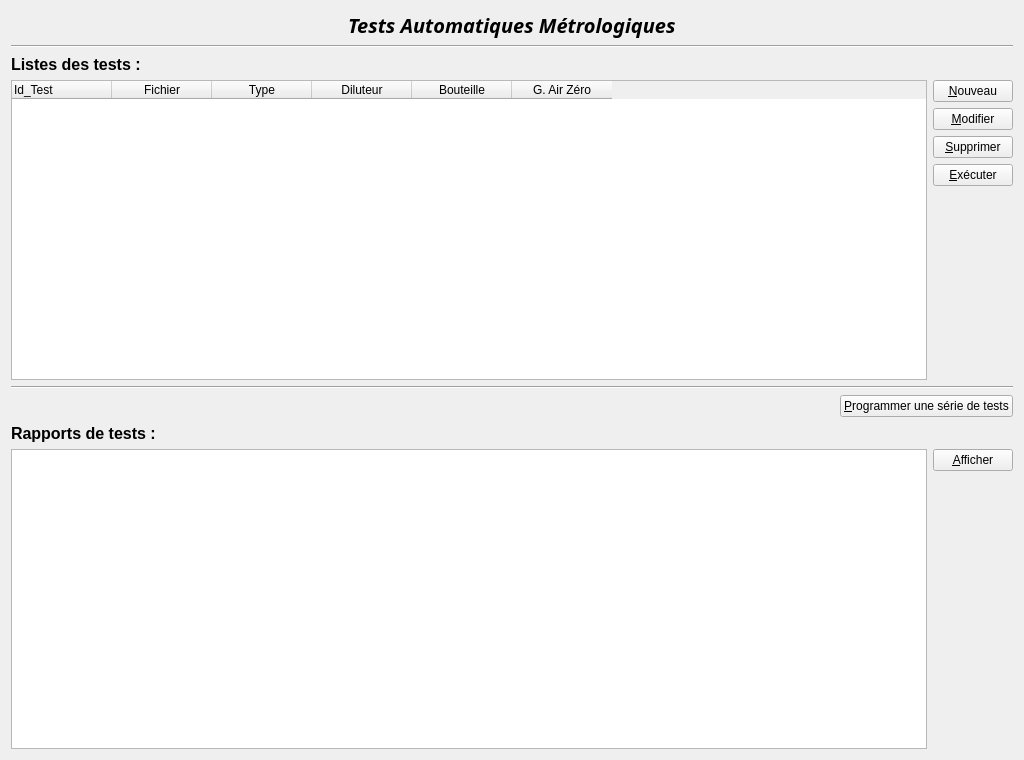
Before: the Qt Designer form homewidget.ui in InformatiqueAtmoNA/tam, drawn with Qt 5.
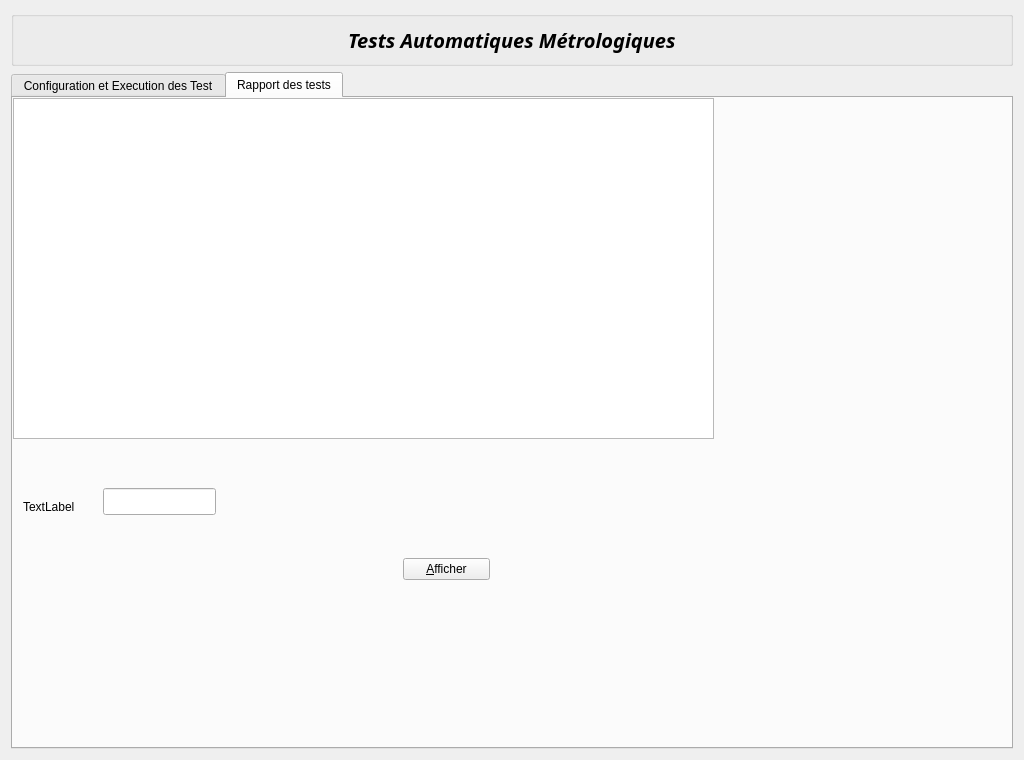
After: the same form once the commit is applied. The open tabs and pages were chosen to show the change.

Commit message: Creation d'un onglet dans fenetre principale avec une tableview affichant les tests métrologiques enregistrés en BDD

The edit to the form file:
```diff
--- a/homewidget.ui
+++ b/homewidget.ui
@@ -21,7 +21,11 @@
   </property>
   <layout class="QGridLayout" name="gridLayout_2">
    <item row="0" column="0">
-    <layout class="QGridLayout" name="gridLayout">
+    <widget class="QGroupBox" name="groupBox">
+     <property name="title">
+      <string/>
+     </property>
+     <layout class="QGridLayout" name="gridLayout_4">
      <item row="0" column="0">
       <layout class="QHBoxLayout" name="horizontalLayout_3">
        <item>
@@ -74,14 +78,29 @@
        </item>
       </layout>
      </item>
+     </layout>
+    </widget>
+   </item>
      <item row="1" column="0">
+    <widget class="QTabWidget" name="tabWidget_TestRapport">
+     <property name="currentIndex">
+      <number>0</number>
+     </property>
+     <widget class="QWidget" name="tab_ConfTest">
+      <attribute name="title">
+       <string>Configuration et Execution des Test</string>
+      </attribute>
+      <layout class="QGridLayout" name="gridLayout_3">
+       <item row="0" column="0">
+        <layout class="QGridLayout" name="gridLayout">
+         <item row="0" column="0">
       <widget class="Line" name="line_2">
        <property name="orientation">
         <enum>Qt::Horizontal</enum>
        </property>
       </widget>
      </item>
-     <item row="2" column="0">
+         <item row="1" column="0">
       <layout class="QHBoxLayout" name="horizontalLayout_4">
        <item>
         <widget class="QLabel" name="label_2">
@@ -113,7 +132,7 @@
        </item>
       </layout>
      </item>
-     <item row="3" column="0">
+         <item row="2" column="0">
       <layout class="QHBoxLayout" name="horizontalLayout">
        <item>
         <widget class="QTableWidget" name="tableWidget_TestXml">
@@ -235,14 +254,14 @@
        </item>
       </layout>
      </item>
-     <item row="4" column="0">
+         <item row="3" column="0">
       <widget class="Line" name="line">
        <property name="orientation">
         <enum>Qt::Horizontal</enum>
        </property>
       </widget>
      </item>
-     <item row="6" column="0">
+         <item row="5" column="0">
       <layout class="QHBoxLayout" name="horizontalLayout_5">
        <item>
         <widget class="QLabel" name="label_3">
@@ -277,7 +296,7 @@
      <item row="7" column="0">
       <layout class="QVBoxLayout" name="verticalLayout_2"/>
      </item>
-     <item row="8" column="0">
+         <item row="7" column="0">
       <layout class="QHBoxLayout" name="horizontalLayout_2">
        <item>
         <widget class="QListView" name="listView_Rapports">
@@ -292,39 +311,9 @@
          </property>
         </widget>
        </item>
-       <item>
-        <layout class="QVBoxLayout" name="verticalLayout_3">
-         <item>
-          <widget class="QPushButton" name="button_Afficher">
-           <property name="sizePolicy">
-            <sizepolicy hsizetype="Minimum" vsizetype="Preferred">
-             <horstretch>0</horstretch>
-             <verstretch>0</verstretch>
-            </sizepolicy>
-           </property>
-           <property name="text">
-            <string>&amp;Afficher</string>
-           </property>
-          </widget>
-         </item>
-         <item>
-          <spacer name="verticalSpacer_2">
-           <property name="orientation">
-            <enum>Qt::Vertical</enum>
-           </property>
-           <property name="sizeHint" stdset="0">
-            <size>
-             <width>20</width>
-             <height>40</height>
-            </size>
-           </property>
-          </spacer>
-         </item>
-        </layout>
-       </item>
-      </layout>
-     </item>
-     <item row="5" column="0">
+          </layout>
+         </item>
+         <item row="4" column="0">
       <layout class="QHBoxLayout" name="horizontalLayout_6">
        <item>
         <spacer name="horizontalSpacer_2">
@@ -349,6 +338,98 @@
       </layout>
      </item>
     </layout>
+       </item>
+      </layout>
+     </widget>
+     <widget class="QWidget" name="tab_Rapport">
+      <attribute name="title">
+       <string>Rapport des tests</string>
+      </attribute>
+      <widget class="QWidget" name="layoutWidget">
+       <property name="geometry">
+        <rect>
+         <x>390</x>
+         <y>460</y>
+         <width>87</width>
+         <height>75</height>
+        </rect>
+       </property>
+       <layout class="QVBoxLayout" name="verticalLayout_3">
+        <item>
+         <widget class="QPushButton" name="button_Afficher">
+          <property name="sizePolicy">
+           <sizepolicy hsizetype="Minimum" vsizetype="Preferred">
+            <horstretch>0</horstretch>
+            <verstretch>0</verstretch>
+           </sizepolicy>
+          </property>
+          <property name="text">
+           <string>&amp;Afficher</string>
+          </property>
+         </widget>
+        </item>
+        <item>
+         <spacer name="verticalSpacer_2">
+          <property name="orientation">
+           <enum>Qt::Vertical</enum>
+          </property>
+          <property name="sizeHint" stdset="0">
+           <size>
+            <width>20</width>
+            <height>40</height>
+           </size>
+          </property>
+         </spacer>
+        </item>
+       </layout>
+      </widget>
+      <widget class="QLineEdit" name="lineEdit">
+       <property name="geometry">
+        <rect>
+         <x>90</x>
+         <y>390</y>
+         <width>113</width>
+         <height>27</height>
+        </rect>
+       </property>
+      </widget>
+      <widget class="QLabel" name="label_4">
+       <property name="geometry">
+        <rect>
+         <x>10</x>
+         <y>400</y>
+         <width>62</width>
+         <height>17</height>
+        </rect>
+       </property>
+       <property name="text">
+        <string>TextLabel</string>
+       </property>
+      </widget>
+      <widget class="QTableView" name="tableView_TestRapport">
+       <property name="geometry">
+        <rect>
+         <x>0</x>
+         <y>0</y>
+         <width>701</width>
+         <height>341</height>
+        </rect>
+       </property>
+       <property name="editTriggers">
+        <set>QAbstractItemView::NoEditTriggers</set>
+       </property>
+       <property name="alternatingRowColors">
+        <bool>true</bool>
+       </property>
+       <property name="selectionMode">
+        <enum>QAbstractItemView::SingleSelection</enum>
+       </property>
+       <property name="selectionBehavior">
+        <enum>QAbstractItemView::SelectRows</enum>
+       </property>
+      </widget>
+     </widget>
+    </widget>
    </item>
   </layout>
  </widget>
```
Left out of the diff: 2 changed lines with no effect on the pictures. Lines whose indentation alone changed are shown as unchanged. The commit also changes 6 other files.
